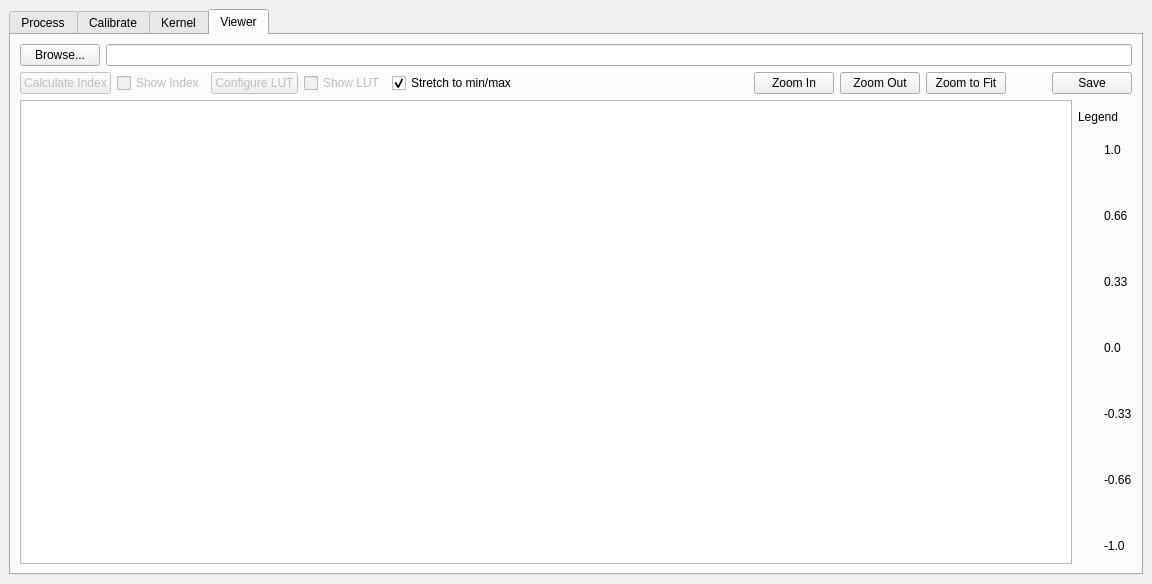
harshanalla/MAPIR_Camera_Control, file MAPIR_Processing_dockwidget_base.ui: the form before one commit.
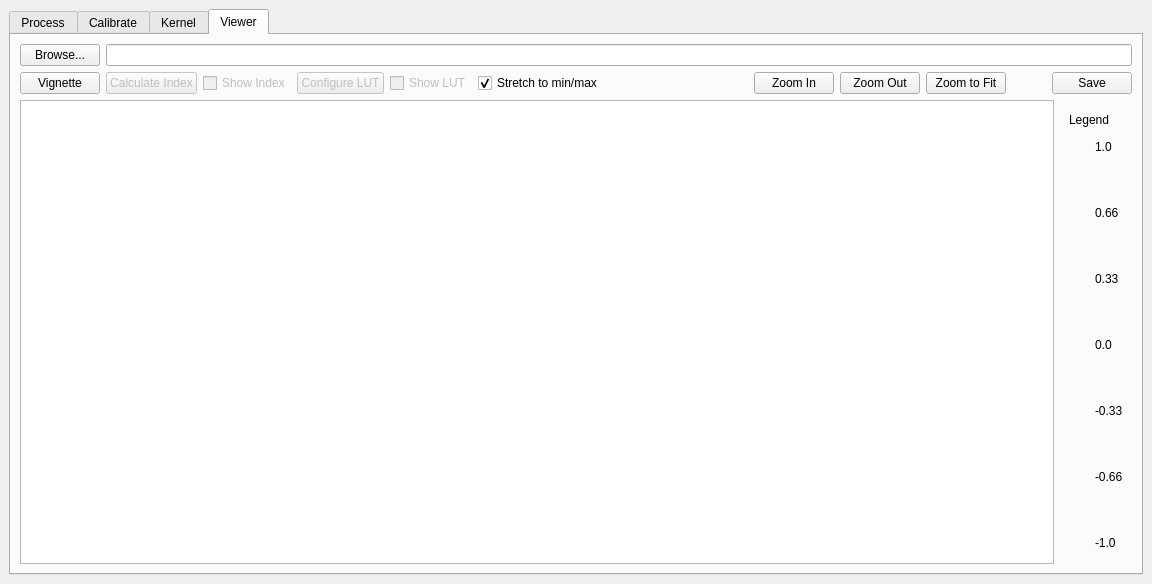
The form after the commit. The open tabs and pages were chosen to show the change. Icons and pictures are not drawn.

```diff
--- a/MAPIR_Processing_dockwidget_base.ui
+++ b/MAPIR_Processing_dockwidget_base.ui
@@ -3104,6 +3104,13 @@
         </item>
         <item row="1" column="0">
          <layout class="QHBoxLayout" name="horizontalLayout_48">
+          <item>
+           <widget class="QPushButton" name="VignetteButton">
+            <property name="text">
+             <string>Vignette</string>
+            </property>
+           </widget>
+          </item>
           <item>
            <widget class="QPushButton" name="ViewerCalcButton">
             <property name="enabled">
@@ -3283,7 +3290,8 @@
            </widget>
           </item>
           <item>
-           <layout class="QVBoxLayout" name="verticalLayout_31">
+           <widget class="QWidget" name="LegendLayout_2" native="true">
+            <layout class="QVBoxLayout" name="LegendLayout">
             <item>
              <widget class="QLabel" name="label_36">
               <property name="sizePolicy">
@@ -3768,6 +3776,7 @@
              </layout>
             </item>
            </layout>
+           </widget>
           </item>
          </layout>
         </item>
```
Lines whose indentation alone changed are shown as unchanged.
